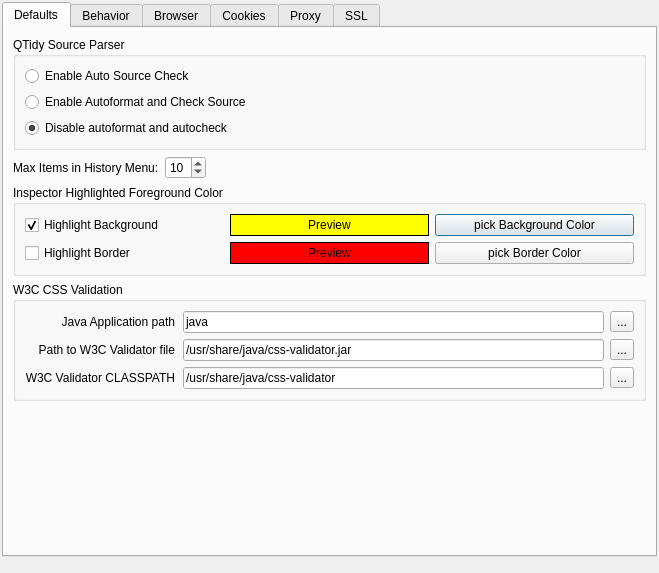
HJCMS/xhtmldbg, file src/configdialog/configdialogui.ui: the form before one commit.
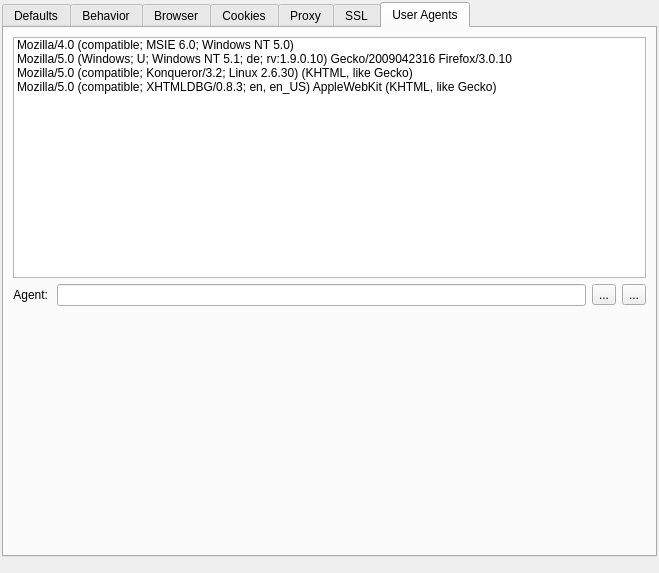
The form after the commit. The open tabs and pages were chosen to show the change. Custom widgets are drawn as their Qt base class.

```diff
--- a/src/configdialog/configdialogui.ui
+++ b/src/configdialog/configdialogui.ui
@@ -1189,6 +1189,141 @@
        </item>
       </layout>
      </widget>
+     <widget class="QWidget" name="tab7">
+      <attribute name="title">
+       <string>User Agents</string>
+      </attribute>
+      <layout class="QVBoxLayout" name="verticalLayout_7">
+       <item>
+        <widget class="QListWidget" name="userAgentList">
+         <property name="editTriggers">
+          <set>QAbstractItemView::CurrentChanged|QAbstractItemView::EditKeyPressed|QAbstractItemView::SelectedClicked</set>
+         </property>
+         <property name="showDropIndicator" stdset="0">
+          <bool>true</bool>
+         </property>
+         <property name="dragEnabled">
+          <bool>true</bool>
+         </property>
+         <property name="dragDropMode">
+          <enum>QAbstractItemView::InternalMove</enum>
+         </property>
+         <property name="defaultDropAction">
+          <enum>Qt::MoveAction</enum>
+         </property>
+         <property name="selectionBehavior">
+          <enum>QAbstractItemView::SelectRows</enum>
+         </property>
+         <property name="movement">
+          <enum>QListView::Free</enum>
+         </property>
+         <property name="resizeMode">
+          <enum>QListView::Adjust</enum>
+         </property>
+         <property name="sortingEnabled">
+          <bool>false</bool>
+         </property>
+         <item>
+          <property name="text">
+           <string notr="true">Mozilla/4.0 (compatible; MSIE 6.0; Windows NT 5.0)</string>
+          </property>
+          <property name="toolTip">
+           <string notr="true"/>
+          </property>
+          <property name="statusTip">
+           <string notr="true"/>
+          </property>
+          <property name="whatsThis">
+           <string notr="true"/>
+          </property>
+         </item>
+         <item>
+          <property name="text">
+           <string notr="true">Mozilla/5.0 (Windows; U; Windows NT 5.1; de; rv:1.9.0.10) Gecko/2009042316 Firefox/3.0.10</string>
+          </property>
+          <property name="toolTip">
+           <string notr="true"/>
+          </property>
+          <property name="statusTip">
+           <string notr="true"/>
+          </property>
+          <property name="whatsThis">
+           <string notr="true"/>
+          </property>
+         </item>
+         <item>
+          <property name="text">
+           <string notr="true">Mozilla/5.0 (compatible; Konqueror/3.2; Linux 2.6.30) (KHTML, like Gecko)</string>
+          </property>
+          <property name="toolTip">
+           <string notr="true"/>
+          </property>
+          <property name="statusTip">
+           <string notr="true"/>
+          </property>
+         </item>
+         <item>
+          <property name="text">
+           <string notr="true">Mozilla/5.0 (compatible; XHTMLDBG/0.8.3; en, en_US) AppleWebKit (KHTML, like Gecko)</string>
+          </property>
+          <property name="toolTip">
+           <string notr="true"/>
+          </property>
+          <property name="statusTip">
+           <string notr="true"/>
+          </property>
+         </item>
+        </widget>
+       </item>
+       <item>
+        <layout class="QHBoxLayout" name="horizontalLayout">
+         <item>
+          <widget class="QLabel" name="label_14">
+           <property name="text">
+            <string>Agent:</string>
+           </property>
+           <property name="alignment">
+            <set>Qt::AlignRight|Qt::AlignTrailing|Qt::AlignVCenter</set>
+           </property>
+           <property name="indent">
+            <number>3</number>
+           </property>
+          </widget>
+         </item>
+         <item>
+          <widget class="QLineEdit" name="qt_modifyUserAgent"/>
+         </item>
+         <item>
+          <widget class="QToolButton" name="addAgentBtn">
+           <property name="text">
+            <string>...</string>
+           </property>
+          </widget>
+         </item>
+         <item>
+          <widget class="QToolButton" name="removeAgentBtn">
+           <property name="text">
+            <string>...</string>
+           </property>
+          </widget>
+         </item>
+        </layout>
+       </item>
+       <item>
+        <spacer name="verticalSpacer_2">
+         <property name="orientation">
+          <enum>Qt::Vertical</enum>
+         </property>
+         <property name="sizeHint" stdset="0">
+          <size>
+           <width>318</width>
+           <height>228</height>
+          </size>
+         </property>
+        </spacer>
+       </item>
+      </layout>
+     </widget>
     </widget>
    </item>
    <item>
```
Left out of the diff: 3 changed lines with no effect on the pictures.
